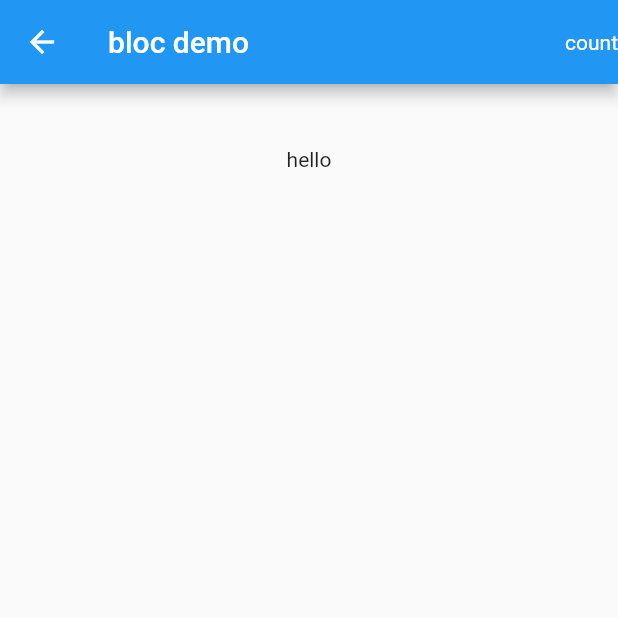
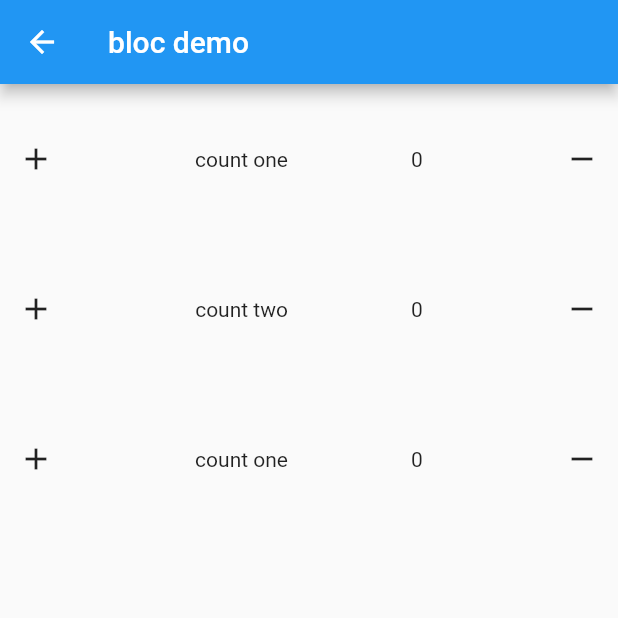
Before and after one commit to LBXjixiangniao/flutter_summary, a Flutter app: the ProviderCounter screen opened directly, on a phone screen of 412 x 824 dp, the top half of it. Run offline on Flutter 3.47's test engine with Material 2 defaults, Android fonts, the phone set to English and light mode, and no system bars; drawn by our look-alikes of oktoast, pull_to_refresh; our stand-ins replace bloc, convert, dio, flutter_bloc, moor, moor_ffi and 1 more; missing offline and left inert: jshare_flutter_plugin, permission_handler_platform_interface; generated files the repository leaves out were written again.

Commit message:
【修改】完善

```diff
--- a/lib/main/counter/count_page/count_page.dart
+++ b/lib/main/counter/count_page/count_page.dart
@@ -4,8 +4,6 @@ import 'package:flutter_summary/main/counter/bloc/counter_bloc.dart';
 import 'package:flutter_summary/util/bind_state_callback.dart';
 import 'package:flutter_summary/widgets/toast.dart';
 import 'package:pull_to_refresh/pull_to_refresh.dart';
-
-import '../../../r.dart';
 
 class CountPage extends StatefulWidget {
   final int count;
--- a/lib/main/provider_counter/counter_provider.dart
+++ /dev/null
@@ -1,6 +0,0 @@
-import 'package:provider/provider.dart';
-
-class CounterProvider extends Provider{
-  int _count = 0;
-
-}
--- a/lib/main/provider_counter/provider_counter.dart
+++ b/lib/main/provider_counter/provider_counter.dart
@@ -1,51 +1,139 @@
 import 'package:flutter/material.dart';
-import 'package:flutter_bloc/flutter_bloc.dart';
-import 'package:flutter_summary/main/counter/count_page/count_page.dart';
-import 'package:flutter_summary/router/router.dart';
 import 'package:provider/provider.dart';
 import 'package:pull_to_refresh/pull_to_refresh.dart';
 
+import 'counter_data_model/counter_model.dart';
+
 class ProviderCounter extends StatelessWidget {
   final RefreshController _refreshController = RefreshController(initialRefresh: true);
+  final CounterModel _counterModel = CounterModel();
 
   @override
   Widget build(BuildContext context) {
     return Scaffold(
       appBar: AppBar(
         title: Text('bloc demo'),
-        actions: <Widget>[
-          InkWell(
-            child: Center(child: Text('count')),
-            onTap: () {
-              // Navigator.push(
-              //   context,
-              //   Router.routeForPage(
-              //     page: CountPage(),
-              //     pageWrapBuilder: (child, context) => BlocProvider.value(
-              //       value: bloc,
-              //       child: child,
-              //     ),
-              //   ),
-              // );
-            },
-          )
-        ],
       ),
-      body: SmartRefresher(
-          controller: _refreshController,
-          onRefresh: () {},
-
-          child: InheritedProvider(
-            // create: (context) => ,
-            child: SingleChildScrollView(
-              child: Container(
-                height: 100,
-                alignment: Alignment.center,
-                child: Text('hello'),
-                // currentState is CounterValueState ? currentState.count.toString() :
+      body: ChangeNotifierProvider(
+        create: (BuildContext context) => _counterModel,
+        child: Consumer<CounterModel>(
+          builder: (BuildContext context, CounterModel value, Widget child) {
+            return SmartRefresher(
+              controller: _refreshController,
+              onRefresh: () {
+                value.requestNetworkData().then((requestResult) {
+                  if (requestResult) {
+                    _refreshController.refreshCompleted();
+                  } else {
+                    _refreshController.refreshFailed();
+                  }
+                });
+              },
+              child: child,
+            );
+          },
+          child: ListView(
+            children: <Widget>[
+              Selector<CounterModel, int>(
+                shouldRebuild: (previous, next) {
+                  return previous != next;
+                },
+                builder: (BuildContext context, int value, Widget child) {
+                  return Container(
+                    height: 100,
+                    alignment: Alignment.center,
+                    child: Row(
+                      mainAxisAlignment: MainAxisAlignment.spaceBetween,
+                      children: [
+                        IconButton(
+                          icon: Icon(Icons.add),
+                          onPressed: () {
+                            _counterModel.addCountOne();
+                          },
+                        ),
+                        Text('count one'),
+                        Text(value == null ? 'hello' : value.toString()),
+                        IconButton(
+                          icon: Icon(Icons.remove),
+                          onPressed: () {
+                            _counterModel.deleteCountOne();
+                          },
+                        ),
+                      ],
+                    ),
+                    // currentState is CounterValueState ? currentState.count.toString() :
+                  );
+                },
+                selector: (_, model) => model?.countOne,
               ),
-            ),
-          )),
+              Selector<CounterModel, int>(
+                shouldRebuild: (previous, next) {
+                  return previous != next;
+                },
+                builder: (BuildContext context, int value, Widget child) {
+                  return Container(
+                    height: 100,
+                    alignment: Alignment.center,
+                    child: Row(
+                      mainAxisAlignment: MainAxisAlignment.spaceBetween,
+                      children: [
+                        IconButton(
+                          icon: Icon(Icons.add),
+                          onPressed: () {
+                            _counterModel.addCountTwo();
+                          },
+                        ),
+                        Text('count two'),
+                        Text(value == null ? 'hello' : value.toString()),
+                        IconButton(
+                          icon: Icon(Icons.remove),
+                          onPressed: () {
+                            _counterModel.deleteCountTwo();
+                          },
+                        ),
+                      ],
+                    ),
+                    // currentState is CounterValueState ? currentState.count.toString() :
+                  );
+                },
+                selector: (_, model) => model?.countTwo,
+              ),
+              Selector<CounterModel, int>(
+                shouldRebuild: (previous, next) {
+                  return previous != next;
+                },
+                builder: (BuildContext context, int value, Widget child) {
+                  return Container(
+                    height: 100,
+                    alignment: Alignment.center,
+                    child: Row(
+                      mainAxisAlignment: MainAxisAlignment.spaceBetween,
+                      children: [
+                        IconButton(
+                          icon: Icon(Icons.add),
+                          onPressed: () {
+                            _counterModel.addCountThree();
+                          },
+                        ),
+                        Text('count one'),
+                        Text(value == null ? 'hello' : value.toString()),
+                        IconButton(
+                          icon: Icon(Icons.remove),
+                          onPressed: () {
+                            _counterModel.deleteCountThree();
+                          },
+                        ),
+                      ],
+                    ),
+                    // currentState is CounterValueState ? currentState.count.toString() :
+                  );
+                },
+                selector: (_, model) => model?.countThree,
+              )
+            ],
+          ),
+        ),
+      ),
     );
   }
 }
--- a/pubspec.yaml
+++ b/pubspec.yaml
@@ -85,6 +85,7 @@ flutter:
 
   # To add assets to your application, add an assets section, like this:
   assets:
+    - assets/files/china_region/
 # assets-generator-begin
 # assets/images/*
     - assets/images/icon.png
```
Also changed, not shown: lib/main/china_region_select/china_region_select.dart (+58 -3 lines), lib/main/demo_list.dart (+11 -3 lines), lib/main/provider_counter/counter_data_model/counter_model.dart (added, +47 -0 lines), 1 other file.
